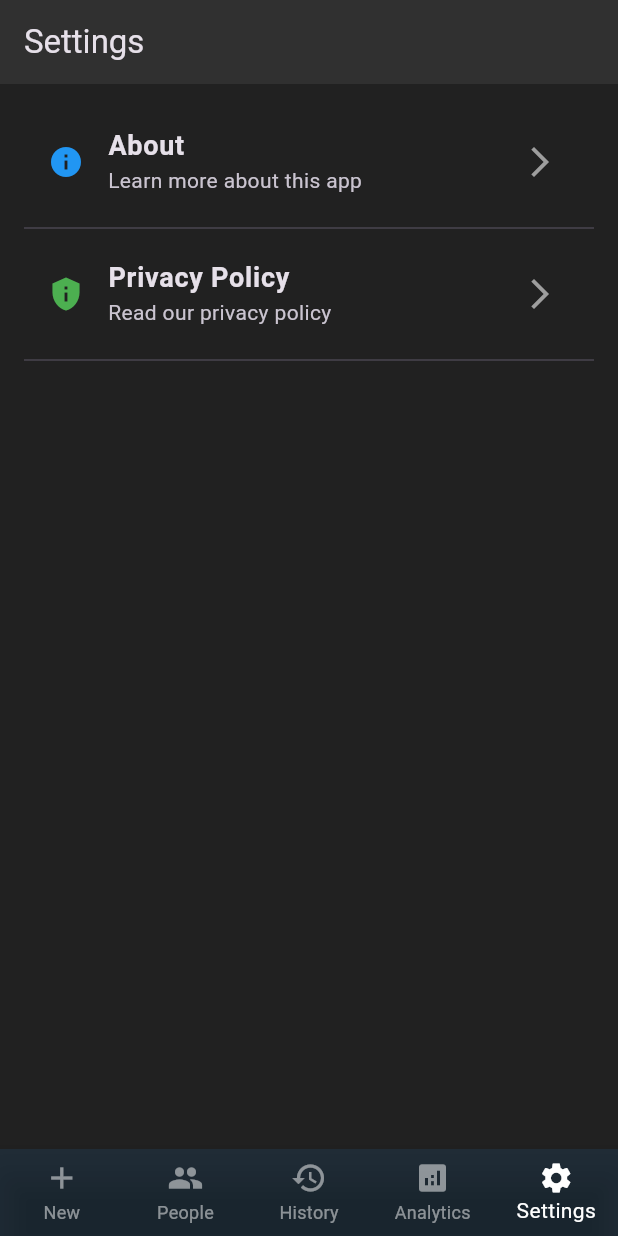
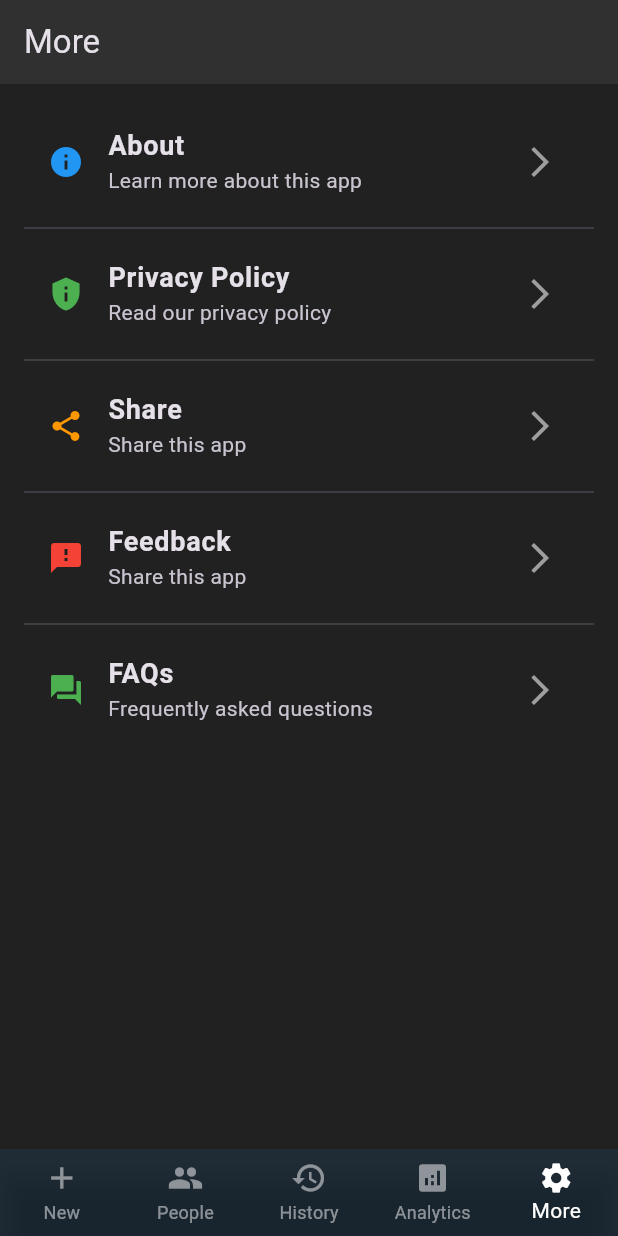
Before and after one commit to fisforfaheem/flutter_expense_app, a Flutter app: the screen it shows after launch, item 5 of the bottom bar chosen, on a phone screen of 412 x 824 dp. Run offline on Flutter 3.47's test engine with Material 3 defaults, Android fonts, the phone set to English and light mode, and no system bars; our stand-ins replace hive_flutter, share_plus, webview_flutter; accounts and stored records are empty.

Commit message:
Improve UI and UX

```diff
--- a/lib/main.dart
+++ b/lib/main.dart
@@ -1,6 +1,10 @@
 import 'package:flutter/material.dart';
+import 'package:flutter_expense_app/faq_page.dart';
 import 'package:hive_flutter/hive_flutter.dart';
 import 'package:intl/intl.dart';
+import 'package:share_plus/share_plus.dart';
+import 'package:url_launcher/url_launcher.dart';
+import 'package:url_launcher/url_launcher_string.dart';
 import 'package:webview_flutter/webview_flutter.dart';
 
 part 'main.g.dart';
@@ -44,20 +48,18 @@ class _SplashScreenState extends State<SplashScreen> {
   }
 }
 
-class SettingsPage extends StatelessWidget {
-  const SettingsPage({super.key});
+class MorePage extends StatelessWidget {
+  const MorePage({super.key});
 
   @override
   Widget build(BuildContext context) {
     return Scaffold(
-      appBar: AppBar(title: const Text('Settings')),
-      body: ListView(
-        padding: const EdgeInsets.all(16.0),
-        children: [
+      appBar: AppBar(title: const Text('More')),
+      body: ListView(padding: const EdgeInsets.all(16.0), children: [
         ListTile(
           leading: const Icon(Icons.info, color: Colors.blue),
           title: const Text(
-              'About',
+            'About ',
             style: TextStyle(fontSize: 18, fontWeight: FontWeight.bold),
           ),
           subtitle: const Text('Learn more about this app'),
@@ -82,8 +84,48 @@ class SettingsPage extends StatelessWidget {
           ),
         ),
         const Divider(),
-        ],
+        //Share
+        ListTile(
+          leading: const Icon(Icons.share, color: Colors.orange),
+          title: const Text(
+            'Share',
+            style: TextStyle(fontSize: 18, fontWeight: FontWeight.bold),
           ),
+          subtitle: const Text('Share this app'),
+          trailing: const Icon(Icons.arrow_forward_ios, color: Colors.grey),
+          onTap: () {
+            Share.share('Check out this awesome expense tracking app!');
+          },
+        ),
+        const Divider(),
+        //Rate US
+        ListTile(
+          leading: const Icon(Icons.feedback, color: Colors.red),
+          title: const Text(
+            'Feedback',
+            style: TextStyle(fontSize: 18, fontWeight: FontWeight.bold),
+          ),
+          subtitle: const Text('Share this app '),
+          trailing: const Icon(Icons.arrow_forward_ios, color: Colors.grey),
+          onTap: () => launchUrlString('https://www.google.com'),
+        ),
+        const Divider(),
+        ListTile(
+          leading: const Icon(Icons.question_answer, color: Colors.green),
+          subtitle: const Text('Frequently asked questions'),
+          title: const Text(
+            'FAQs',
+            style: TextStyle(fontSize: 18, fontWeight: FontWeight.bold),
+          ),
+          trailing: const Icon(Icons.arrow_forward_ios, color: Colors.grey),
+          onTap: () {
+            Navigator.push(
+              context,
+              MaterialPageRoute(builder: (context) => const FaqPage()),
+            );
+          },
+        )
+      ]),
     );
   }
 }
@@ -287,7 +329,7 @@ class _HomePageState extends State<HomePage>
     HistoryPage(),
     AnalyticsPage(),
     //add a settings page
-    const SettingsPage(),
+    const MorePage(),
   ];
 
   late TabController _tabController;
@@ -324,8 +366,7 @@ class _HomePageState extends State<HomePage>
             BottomNavigationBarItem(
                 icon: Icon(Icons.analytics), label: 'Analytics'),
             //add a settings barItem
-            BottomNavigationBarItem(
-                icon: Icon(Icons.settings), label: 'Settings'),
+            BottomNavigationBarItem(icon: Icon(Icons.settings), label: 'More'),
           ],
           type: BottomNavigationBarType.fixed,
           backgroundColor: Colors.blue.withOpacity(0.1),
--- a/pubspec.yaml
+++ b/pubspec.yaml
@@ -13,6 +13,8 @@ dependencies:
   hive: ^2.2.3
   hive_flutter: ^1.1.0
   intl: ^0.18.0
+  share_plus: ^10.0.2
+  url_launcher: ^6.3.0
   webview_flutter: ^4.9.0
 
 dev_dependencies:
```
Also changed, not shown: lib/faq_page.dart (added, +93 -0 lines), pubspec.lock, 5 other files. Lines whose indentation alone changed are shown as unchanged.
